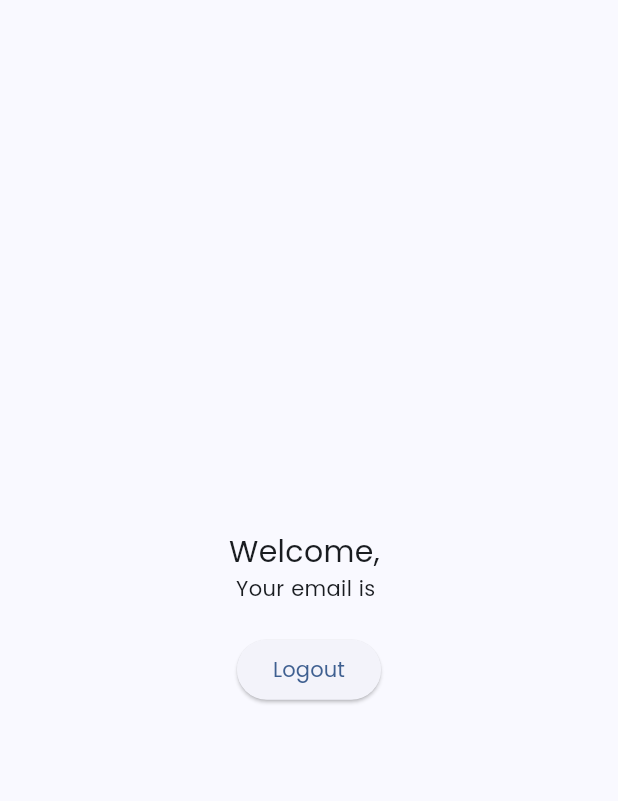
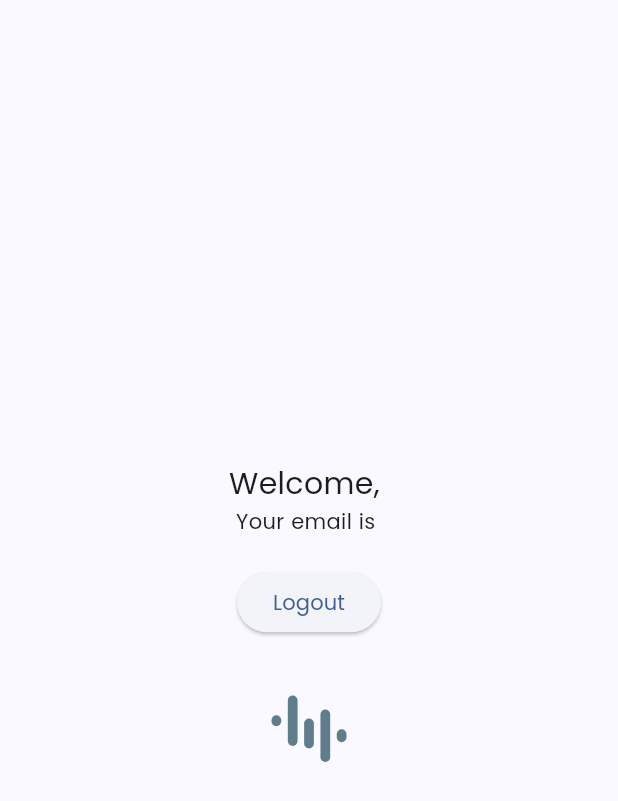
Before and after one commit to 920anish/store, a Flutter app: the screen it shows once a user with an empty profile is signed in, on a phone screen of 412 x 824 dp. Shown: the top 801 px of the screen. Run offline on Flutter 3.47's test engine with Material 3 defaults, Android fonts, the phone set to English and light mode, and no system bars; our stand-ins replace firebase_auth, firebase_core, flutter_svg, google_sign_in; accounts and stored records are empty.

Commit message:
added loading component

```diff
--- /dev/null
+++ b/lib/components/loading.dart
@@ -0,0 +1,214 @@
+import 'package:flutter/material.dart';
+
+class LoadingAnimation extends StatefulWidget {
+  final double size;
+  final Color color;
+
+  const LoadingAnimation({
+    super.key,
+    this.size = 50.0,
+    this.color = Colors.blueGrey,
+  });
+
+  @override
+  State <LoadingAnimation> createState() => _LoadingAnimationState();
+}
+
+
+class _LoadingAnimationState extends State<LoadingAnimation>
+    with SingleTickerProviderStateMixin {
+  late AnimationController _offsetController;
+
+  @override
+  void initState() {
+    super.initState();
+
+    _offsetController = AnimationController(
+      vsync: this,
+      duration: const Duration(milliseconds: 1600),
+    )..repeat();
+  }
+
+  @override
+  Widget build(BuildContext context) {
+    final double oddDotHeight = widget.size * 0.4;
+    final double evenDotHeight = widget.size * 0.7;
+
+    return Container(
+      alignment: Alignment.center,
+      width: widget.size,
+      height: widget.size,
+      child: AnimatedBuilder(
+        animation: _offsetController,
+        builder: (_, __) => Row(
+          mainAxisAlignment: MainAxisAlignment.spaceBetween,
+          children: <Widget>[
+            _DotContainer(
+              controller: _offsetController,
+              heightInterval: const Interval(0.0, 0.1),
+              offsetInterval: const Interval(0.18, 0.28),
+              reverseHeightInterval: const Interval(0.28, 0.38),
+              reverseOffsetInterval: const Interval(0.47, 0.57),
+              color: widget.color,
+              size: widget.size,
+              maxHeight: oddDotHeight,
+            ),
+            _DotContainer(
+              controller: _offsetController,
+              heightInterval: const Interval(0.09, 0.19),
+              offsetInterval: const Interval(0.27, 0.37),
+              reverseHeightInterval: const Interval(0.37, 0.47),
+              reverseOffsetInterval: const Interval(0.56, 0.66),
+              color: widget.color,
+              size: widget.size,
+              maxHeight: evenDotHeight,
+            ),
+            _DotContainer(
+              controller: _offsetController,
+              heightInterval: const Interval(0.18, 0.28),
+              offsetInterval: const Interval(0.36, 0.46),
+              reverseHeightInterval: const Interval(0.46, 0.56),
+              reverseOffsetInterval: const Interval(0.65, 0.75),
+              color: widget.color,
+              size: widget.size,
+              maxHeight: oddDotHeight,
+            ),
+            _DotContainer(
+              controller: _offsetController,
+              heightInterval: const Interval(0.27, 0.37),
+              offsetInterval: const Interval(0.45, 0.55),
+              reverseHeightInterval: const Interval(0.55, 0.65),
+              reverseOffsetInterval: const Interval(0.74, 0.84),
+              color: widget.color,
+              size: widget.size,
+              maxHeight: evenDotHeight,
+            ),
+            _DotContainer(
+              controller: _offsetController,
+              heightInterval: const Interval(0.36, 0.46),
+              offsetInterval: const Interval(0.54, 0.64),
+              reverseHeightInterval: const Interval(0.64, 0.74),
+              reverseOffsetInterval: const Interval(0.83, 0.93),
+              color: widget.color,
+              size: widget.size,
+              maxHeight: oddDotHeight,
+            ),
+          ],
+        ),
+      ),
+    );
+  }
+
+  @override
+  void dispose() {
+    _offsetController.dispose();
+    super.dispose();
+  }
+}
+
+class _DotContainer extends StatelessWidget {
+  final Interval offsetInterval;
+  final double size;
+  final Color color;
+
+  final Interval reverseOffsetInterval;
+  final Interval heightInterval;
+  final Interval reverseHeightInterval;
+  final double maxHeight;
+  final AnimationController controller;
+
+  const _DotContainer({
+    required this.offsetInterval,
+    required this.size,
+    required this.color,
+    required this.reverseOffsetInterval,
+    required this.heightInterval,
+    required this.reverseHeightInterval,
+    required this.maxHeight,
+    required this.controller,
+  });
+
+  @override
+  Widget build(BuildContext context) {
+    final double maxDy = -(size * 0.20);
+
+    return AnimatedBuilder(
+      animation: controller,
+      builder: (_, __) {
+        return Stack(
+          alignment: Alignment.center,
+          children: <Widget>[
+            Opacity(
+              opacity: controller.value <= offsetInterval.end ? 1 : 0,
+              child: Transform.translate(
+                offset: Tween<Offset>(
+                  begin: Offset.zero,
+                  end: Offset(0, maxDy),
+                )
+                    .animate(
+                  CurvedAnimation(
+                    parent: controller,
+                    curve: offsetInterval,
+                  ),
+                )
+                    .value,
+                child: Container(
+                  width: size * 0.13,
+                  height: Tween<double>(
+                    begin: size * 0.13,
+                    end: maxHeight,
+                  )
+                      .animate(
+                    CurvedAnimation(
+                      parent: controller,
+                      curve: heightInterval,
+                    ),
+                  )
+                      .value,
+                  decoration: BoxDecoration(
+                    color: color,
+                    borderRadius: BorderRadius.circular(size),
+                  ),
+                ),
+              ),
+            ),
+            Opacity(
+              opacity: controller.value >= offsetInterval.end ? 1 : 0,
+              child: Transform.translate(
+                offset: Tween<Offset>(
+                  begin: Offset(0, maxDy),
+                  end: Offset.zero,
+                )
+                    .animate(
+                  CurvedAnimation(
+                    parent: controller,
+                    curve: reverseOffsetInterval,
+                  ),
+                )
+                    .value,
+                child: Container(
+                  width: size * 0.13,
+                  height: Tween<double>(
+                    end: size * 0.13,
+                    begin: maxHeight,
+                  )
+                      .animate(
+                    CurvedAnimation(
+                      parent: controller,
+                      curve: reverseHeightInterval,
+                    ),
+                  )
+                      .value,
+                  decoration: BoxDecoration(
+                    color: color,
+                    borderRadius: BorderRadius.circular(size),
+                  ),
+                ),
+              ),
+            ),
+          ],
+        );
+      },
+    );
+  }
+}
--- a/lib/main.dart
+++ b/lib/main.dart
@@ -6,6 +6,7 @@ import 'package:firebase_auth/firebase_auth.dart';
 import 'package:store/screens/home/home_screen.dart';
 import 'package:store/screens/welcome/welcome_screen.dart';
 
+import 'components/loading.dart';
 import 'k.dart';
 
 void main() async {
@@ -53,7 +54,11 @@ class AuthWrapper extends StatelessWidget {
       stream: FirebaseAuth.instance.authStateChanges(),
       builder: (context, snapshot) {
         if (snapshot.connectionState == ConnectionState.waiting) {
-          return const CircularProgressIndicator();
+          return const Scaffold(
+            body: Center(
+              child: LoadingAnimation(),
+            ),
+          );
         } else if (snapshot.hasData) {
           // Check if the user still exists in Firebase Authentication
           FirebaseAuth.instance.currentUser?.reload().then((_) async {
--- a/lib/screens/home/home_screen.dart
+++ b/lib/screens/home/home_screen.dart
@@ -1,6 +1,7 @@
 import 'package:firebase_auth/firebase_auth.dart';
 import 'package:flutter/material.dart';
 import 'package:store/routes.dart';
+import 'package:store/components/loading.dart';
 
 class HomeScreen extends StatefulWidget {
   const HomeScreen({super.key});
@@ -44,6 +45,8 @@ class _HomeScreenState extends State<HomeScreen> {
               },
               child: const Text('Logout'),
             ),
+            const SizedBox(height: 40),
+            const LoadingAnimation(),
           ],
         ),
       ),
```
